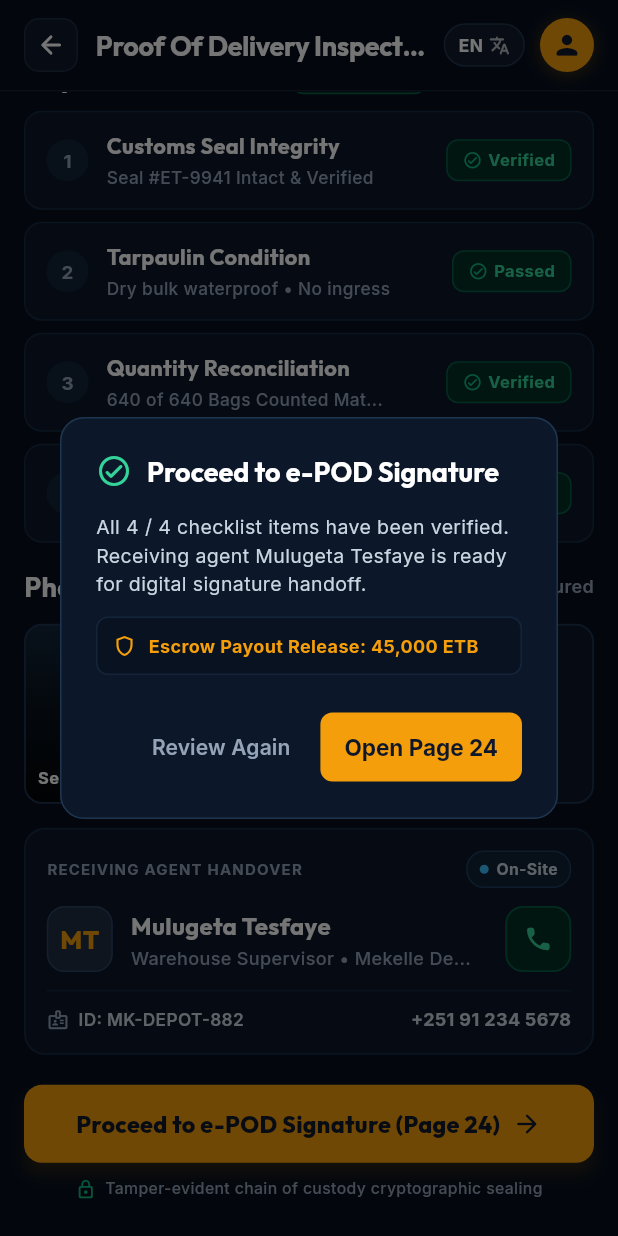
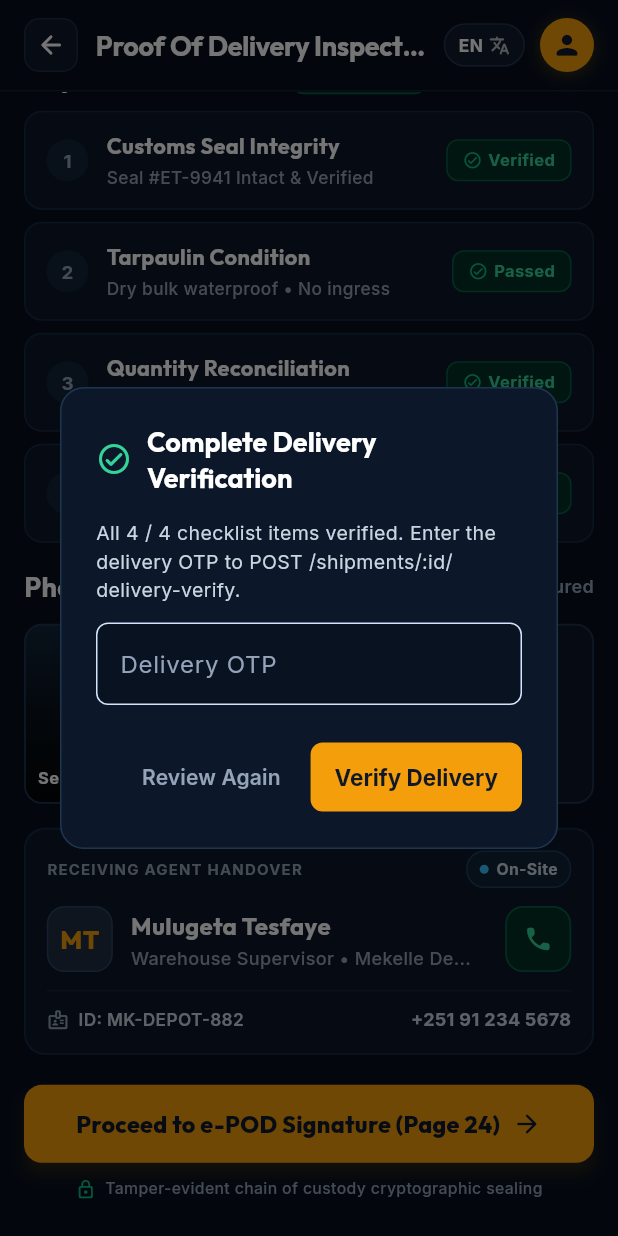
Before and after one commit to Masud-Wubetu/Habesha_Freight, a Flutter app: the ProofOfDeliveryInspectionScreen screen opened directly, scrolled down 327 dp, after a tap on "Proceed to e-POD Signature (Page 24)", on a phone screen of 412 x 824 dp. Run offline on Flutter 3.47's test engine with Material 3 defaults, Android fonts, the phone set to English and light mode, and no system bars; our stand-ins replace google_fonts, shared_preferences; accounts and stored records are empty; network calls fail.

Commit message:
feat(mobile): verify POD inspection via shipment delivery-verify OTP

```diff
--- a/mobile/lib/presentation/screens/shipper_features/proofOfDeliveryInspection.dart
+++ b/mobile/lib/presentation/screens/shipper_features/proofOfDeliveryInspection.dart
@@ -1,6 +1,8 @@
 import 'package:flutter/material.dart';
 import 'package:google_fonts/google_fonts.dart';
 
+import '../../../core/config/api_config.dart';
+import '../../../core/services/api_client.dart';
 import '../../../core/theme/app_theme.dart';
 
 void main() {
@@ -29,11 +31,13 @@ typedef Page23Screen = ProofOfDeliveryInspectionScreen;
 class ProofOfDeliveryInspectionScreen extends StatefulWidget {
   final String initialLanguage;
   final bool enableAnimation;
+  final String? shipmentId;
 
   const ProofOfDeliveryInspectionScreen({
     super.key,
     this.initialLanguage = 'EN',
     this.enableAnimation = true,
+    this.shipmentId,
   });
 
   @override
@@ -45,6 +49,9 @@ class _ProofOfDeliveryInspectionScreenState
     extends State<ProofOfDeliveryInspectionScreen>
     with SingleTickerProviderStateMixin {
   late String _selectedLanguage;
+  final ApiClient _api = ApiClient();
+  final TextEditingController _otpController = TextEditingController();
+  bool _verifying = false;
 
   // Interactive Checklist states
   bool _item1Verified = true;
@@ -61,6 +68,21 @@ class _ProofOfDeliveryInspectionScreenState
 
   String _t(String en, String am) => _selectedLanguage == 'አማ' ? am : en;
 
+  String? get _resolvedShipmentId {
+    if (widget.shipmentId != null && widget.shipmentId!.trim().isNotEmpty) {
+      return widget.shipmentId!.trim();
+    }
+    final args = ModalRoute.of(context)?.settings.arguments;
+    if (args is String && args.trim().isNotEmpty) return args.trim();
+    if (args is Map) {
+      final id = args['shipmentId'] ?? args['shipment_id'] ?? args['id'];
+      if (id != null && id.toString().trim().isNotEmpty) {
+        return id.toString().trim();
+      }
+    }
+    return null;
+  }
+
   @override
   void initState() {
     super.initState();
@@ -84,6 +106,7 @@ class _ProofOfDeliveryInspectionScreenState
 
   @override
   void dispose() {
+    _otpController.dispose();
     _pulseController.dispose();
     super.dispose();
   }
@@ -1476,6 +1499,90 @@ class _ProofOfDeliveryInspectionScreenState
   // Interactive Modals & Dialogs
   // ---------------------------------------------------------------------------
 
+  Future<void> _verifyDeliveryOtp() async {
+    final shipmentId = _resolvedShipmentId;
+    if (shipmentId == null) {
+      ScaffoldMessenger.of(context).showSnackBar(
+        SnackBar(
+          backgroundColor: const Color(0xFF7F1D1D),
+          behavior: SnackBarBehavior.floating,
+          content: Text(
+            _t(
+              'Missing shipment id — open this screen with a shipment.',
+              'የጭነት መለያ የለም።',
+            ),
+            style: GoogleFonts.inter(color: Colors.white),
+          ),
+        ),
+      );
+      return;
+    }
+
+    final otp = _otpController.text.trim();
+    if (otp.isEmpty) {
+      ScaffoldMessenger.of(context).showSnackBar(
+        SnackBar(
+          backgroundColor: const Color(0xFF7F1D1D),
+          behavior: SnackBarBehavior.floating,
+          content: Text(
+            _t('Enter the delivery OTP to complete verification.', 'የማረጋገጫ OTP ያስገቡ።'),
+            style: GoogleFonts.inter(color: Colors.white),
+          ),
+        ),
+      );
+      return;
+    }
+
+    setState(() => _verifying = true);
+    try {
+      await _api.post(
+        ApiConfig.shipmentDeliveryVerify(shipmentId),
+        body: {'delivery_otp': otp},
+      );
+      if (!mounted) return;
+      Navigator.pop(context);
+      ScaffoldMessenger.of(context).showSnackBar(
+        SnackBar(
+          backgroundColor: const Color(0xFF064E3B),
+          behavior: SnackBarBehavior.floating,
+          content: Text(
+            _t(
+              'Delivery verified — escrow release triggered.',
+              'ማረጋገጫ ተሳክቷል — እስክሮው ተለቋል።',
+            ),
+            style: GoogleFonts.inter(
+              color: const Color(0xFF34D399),
+              fontWeight: FontWeight.w700,
+            ),
+          ),
+        ),
+      );
+    } on ApiException catch (e) {
+      if (!mounted) return;
+      ScaffoldMessenger.of(context).showSnackBar(
+        SnackBar(
+          backgroundColor: const Color(0xFF7F1D1D),
+          behavior: SnackBarBehavior.floating,
+          content: Text(e.message, style: GoogleFonts.inter(color: Colors.white)),
+        ),
+      );
+    } catch (_) {
+      if (!mounted) return;
+      ScaffoldMessenger.of(context).showSnackBar(
+        SnackBar(
+          backgroundColor: const Color(0xFF7F1D1D),
+          behavior: SnackBarBehavior.floating,
+          content: Text(
+            _t('Delivery verification failed.', 'ማረጋገጫ አልተሳካም።'),
+            style: GoogleFonts.inter(color: Colors.white),
+          ),
+        ),
+      );
+    } finally {
+      if (mounted) setState(() => _verifying = false);
+    }
+  }
+
   void _handleProceedToSignature() {
     showDialog(
       context: context,
@@ -1496,7 +1603,7 @@ class _ProofOfDeliveryInspectionScreenState
               const SizedBox(width: 10),
               Expanded(
                 child: Text(
-                  _t('Proceed to e-POD Signature', 'ወደ e-POD ፊርማ ይቀጥሉ'),
+                  _t('Complete Delivery Verification', 'የማድረስ ማረጋገጫ ጨርስ'),
                   style: GoogleFonts.outfit(
                     color: Colors.white,
                     fontWeight: FontWeight.w700,
@@ -1511,8 +1618,8 @@ class _ProofOfDeliveryInspectionScreenState
             children: [
               Text(
                 _t(
-                  'All $_clearedCount / 4 checklist items have been verified. Receiving agent Mulugeta Tesfaye is ready for digital signature handoff.',
-                  'ሁሉም $_clearedCount / 4 የፍተሻ ማረጋገጫዎች ተጠናቀዋል። ተቀባይ ወኪል ሙሉጌታ ተስፋዬ ለዲጂታል ፊርማ ዝግጁ ናቸው።',
+                  'All $_clearedCount / 4 checklist items verified. Enter the delivery OTP to POST /shipments/:id/delivery-verify.',
+                  'ሁሉም $_clearedCount / 4 ማረጋገጫዎች ተጠናቀዋል። የማድረስ OTP ያስገቡ።',
                 ),
                 style: GoogleFonts.inter(
                   color: const Color(0xFFCBD5E1),
@@ -1520,39 +1627,26 @@ class _ProofOfDeliveryInspectionScreenState
                 ),
               ),
               const SizedBox(height: 12),
-              Container(
-                padding: const EdgeInsets.all(10),
-                decoration: BoxDecoration(
-                  color: const Color(0xFF081220),
-                  borderRadius: BorderRadius.circular(8),
-                  border: Border.all(color: const Color(0xFF14243B)),
-                ),
-                child: Row(
-                  children: [
-                    const Icon(
-                      Icons.shield_outlined,
-                      color: Color(0xFFF59E0B),
-                      size: 16,
-                    ),
-                    const SizedBox(width: 8),
-                    Expanded(
-                      child: Text(
-                        'Escrow Payout Release: 45,000 ETB',
-                        style: GoogleFonts.inter(
-                          color: const Color(0xFFF59E0B),
-                          fontSize: 12,
-                          fontWeight: FontWeight.w700,
-                        ),
-                      ),
-                    ),
-                  ],
+              TextField(
+                controller: _otpController,
+                keyboardType: TextInputType.number,
+                style: GoogleFonts.inter(color: Colors.white),
+                decoration: InputDecoration(
+                  labelText: _t('Delivery OTP', 'የማድረስ OTP'),
+                  labelStyle: GoogleFonts.inter(color: const Color(0xFF94A3B8)),
+                  filled: true,
+                  fillColor: const Color(0xFF081220),
+                  border: OutlineInputBorder(
+                    borderRadius: BorderRadius.circular(8),
+                    borderSide: const BorderSide(color: Color(0xFF14243B)),
+                  ),
                 ),
               ),
             ],
           ),
           actions: [
             TextButton(
-              onPressed: () => Navigator.pop(context),
+              onPressed: _verifying ? null : () => Navigator.pop(context),
               child: Text(
                 _t('Review Again', 'እንደገና ይፈትሹ'),
                 style: GoogleFonts.inter(color: const Color(0xFF94A3B8)),
@@ -1566,27 +1660,11 @@ class _ProofOfDeliveryInspectionScreenState
                   borderRadius: BorderRadius.circular(8),
                 ),
               ),
-              onPressed: () {
-                Navigator.pop(context);
-                ScaffoldMessenger.of(context).showSnackBar(
-                  SnackBar(
-                    backgroundColor: const Color(0xFF064E3B),
-                    behavior: SnackBarBehavior.floating,
-                    content: Text(
-                      _t(
-                        'Handoff dispatched to Page 24 (e-POD Signature).',
-                        'ወደ ገጽ 24 (e-POD ፊርማ) በተሳካ ሁኔታ ተላልፏል።',
-                      ),
-                      style: GoogleFonts.inter(
-                        color: const Color(0xFF34D399),
-                        fontWeight: FontWeight.w700,
-                      ),
-                    ),
-                  ),
-                );
-              },
+              onPressed: _verifying ? null : _verifyDeliveryOtp,
               child: Text(
-                _t('Open Page 24', 'ገጽ 24 ክፈት'),
+                _verifying
+                    ? _t('Verifying…', 'በማረጋገጥ ላይ…')
+                    : _t('Verify Delivery', 'ማድረስ አረጋግጥ'),
                 style: GoogleFonts.inter(fontWeight: FontWeight.w700),
               ),
             ),
```
